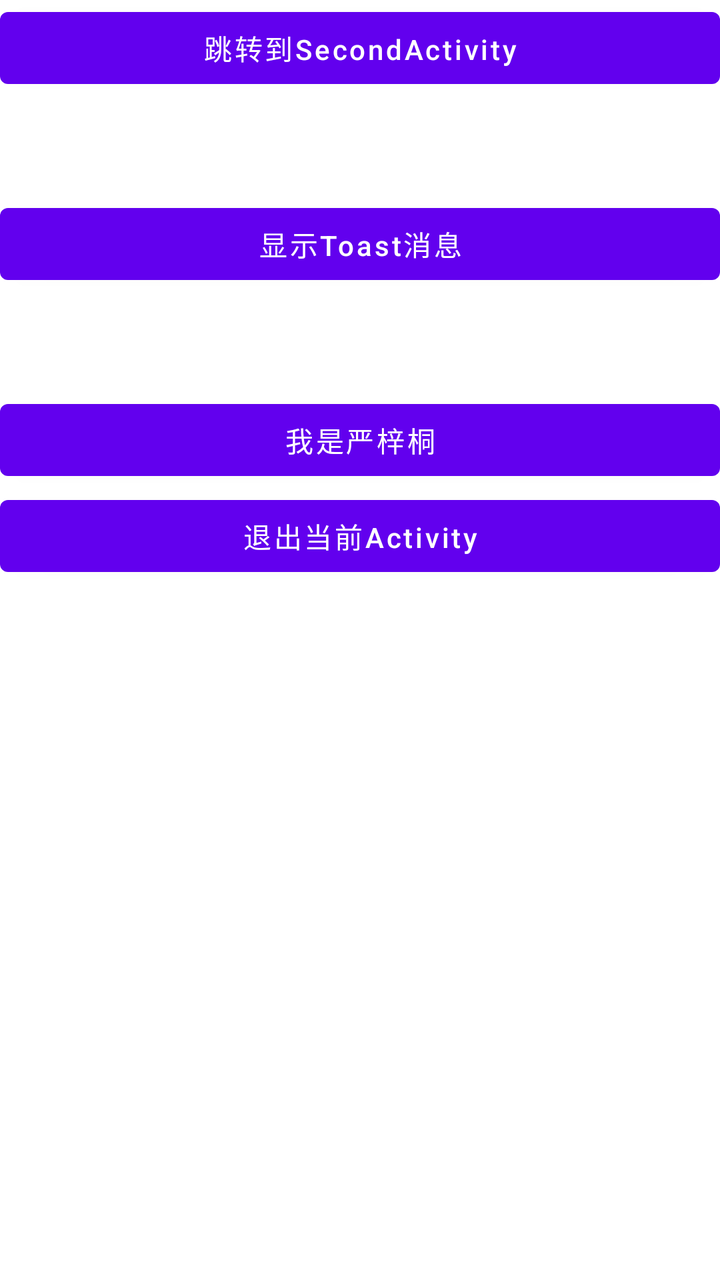
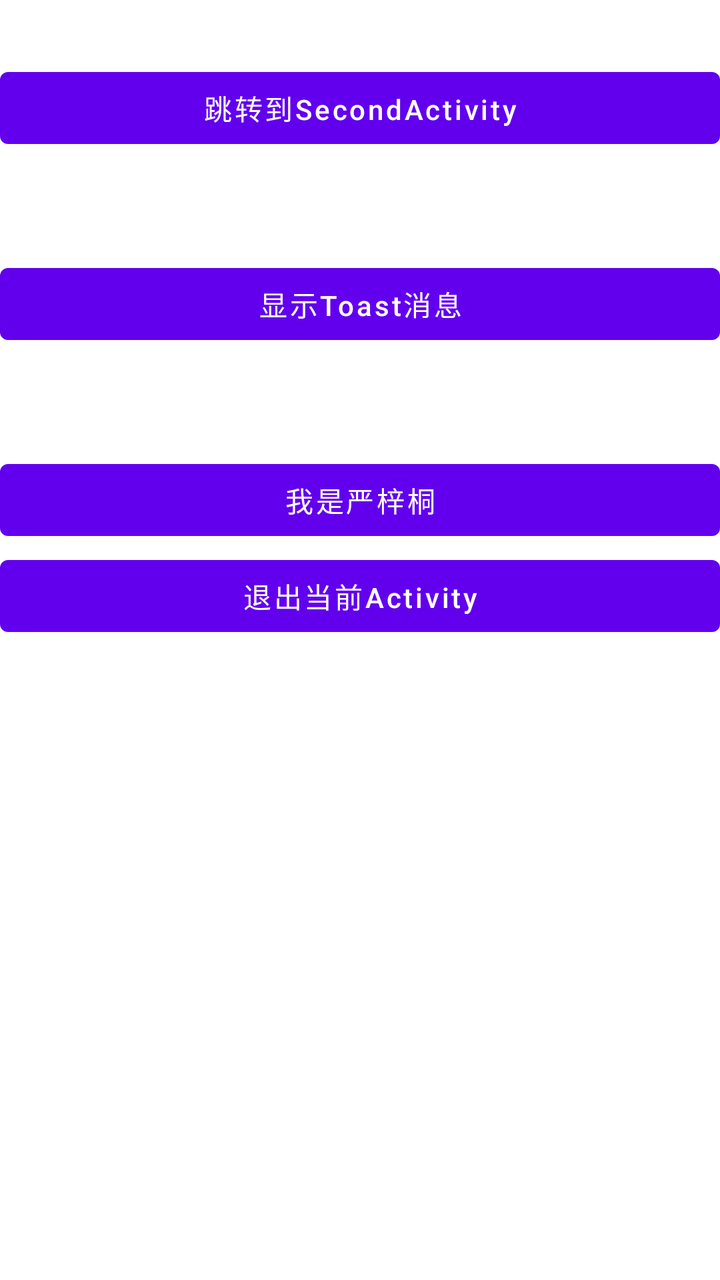

Before-and-after screenshots of an Android layout around one commit, followed by the original layout XML and the change that was made.
<!-- AndroidManifest.xml: application theme Theme.ActivityTest6117_1 -->
<!-- res/layout/first_layout.xml -->
<?xml version="1.0" encoding="utf-8"?>
<LinearLayout xmlns:android="http://schemas.android.com/apk/res/android"
    android:id="@+id/first_linear_layout"
    android:layout_width="match_parent"
    android:layout_height="match_parent"
    android:orientation="vertical">

    <Button
        android:id="@+id/first_btn4"
        android:layout_width="match_parent"
        android:layout_height="wrap_content"
        android:text="跳转到SecondActivity"
        android:textAllCaps="false" />

    <Button
        android:id="@+id/first_btn1"
        android:layout_width="match_parent"
        android:layout_height="wrap_content"
        android:layout_marginTop="50dp"
        android:text="显示Toast消息"
        android:textAllCaps="false" />

    <Button
        android:id="@+id/first_btn2"
        android:layout_width="match_parent"
        android:layout_height="wrap_content"
        android:layout_marginTop="50dp"
        android:text="我是严梓桐"
        android:textAllCaps="false" />

    <Button
        android:id="@+id/first_btn3"
        android:layout_width="match_parent"
        android:layout_height="wrap_content"
        android:text="退出当前Activity"
        android:textAllCaps="false" />
</LinearLayout>
<!-- resources referenced by this layout -->
<resources>
  <style name="Theme.ActivityTest6117_1" parent="Theme.MaterialComponents.DayNight.NoActionBar">
          
          <item name="colorPrimary">@color/purple_500</item>
          <item name="colorPrimaryVariant">@color/purple_700</item>
          <item name="colorOnPrimary">@color/white</item>
          
          <item name="colorSecondary">@color/teal_200</item>
          <item name="colorSecondaryVariant">@color/teal_700</item>
          <item name="colorOnSecondary">@color/black</item>
          
          <item name="android:statusBarColor">?attr/colorPrimaryVariant</item>
          
      </style>
  <color name="purple_500">#FF6200EE</color>
  <color name="purple_700">#FF3700B3</color>
  <color name="white">#FFFFFFFF</color>
  <color name="teal_200">#FF03DAC5</color>
  <color name="teal_700">#FF018786</color>
  <color name="black">#FF000000</color>
</resources>

<!-- the commit's change to res/layout/first_layout.xml (unified diff, before → after) -->
@@ -6,6 +6,7 @@
     android:orientation="vertical">
 
     <Button
+        android:layout_marginTop="30dp"
         android:id="@+id/first_btn4"
         android:layout_width="match_parent"
         android:layout_height="wrap_content"
